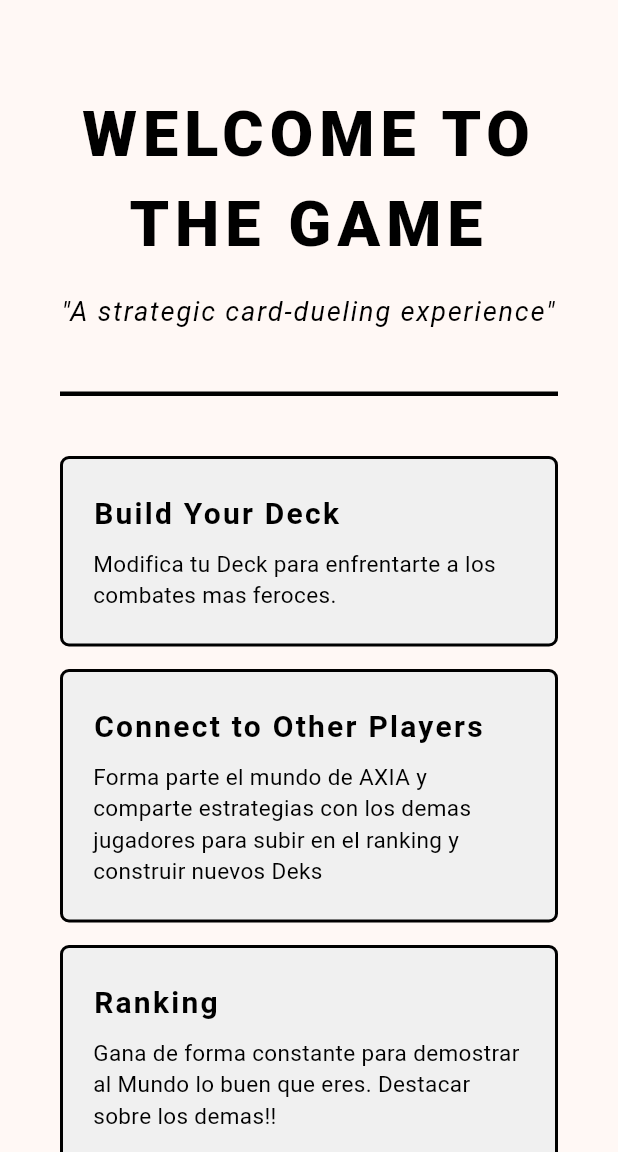
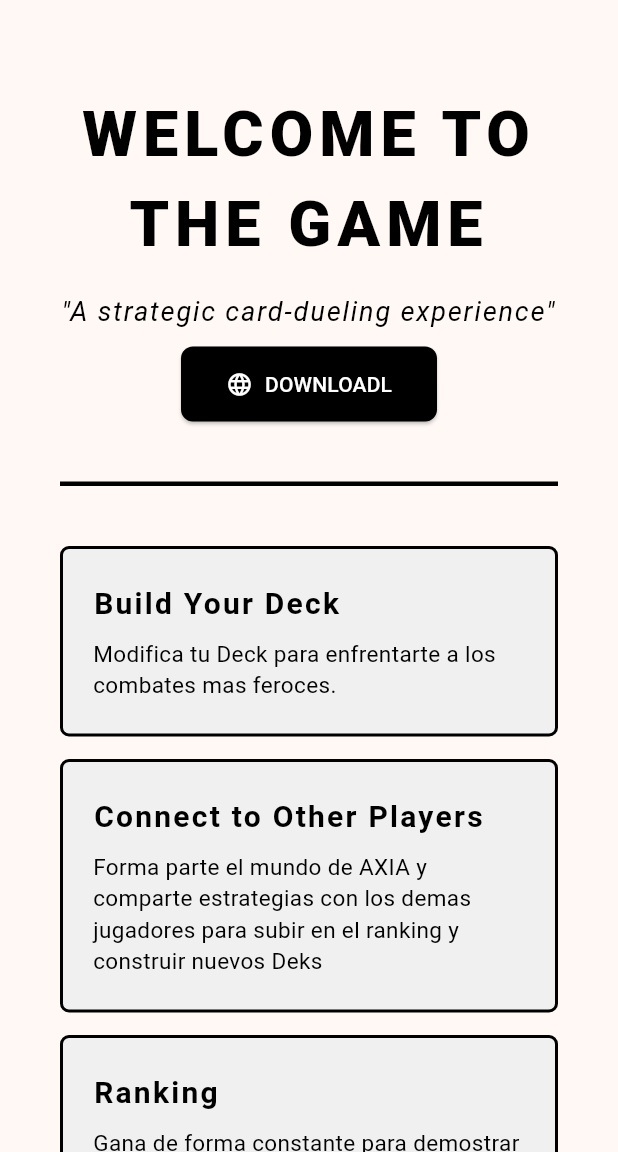
Before and after one commit to badiri2023/FlutterDual, a Flutter app: the screen it shows after launch, on a phone screen of 412 x 824 dp, the part 84-1236 px from its top. Run offline on Flutter 3.47's test engine with Material 3 defaults, Android fonts, the phone set to English and light mode, and no system bars; our stand-ins replace audioplayers; missing offline and left inert: signalr_netcore; accounts and stored records are empty.

Commit message:
boton descarga prueba1

```diff
--- a/axiaweb/lib/vistas/vistaInicio.dart
+++ b/axiaweb/lib/vistas/vistaInicio.dart
@@ -1,7 +1,16 @@
 import 'package:flutter/material.dart';
+import 'package:url_launcher/url_launcher.dart';
 
 class VistaInicio extends StatelessWidget {
   const VistaInicio({super.key});
+
+  Future<void> _lanzarURL() async {
+    final Uri url = Uri.parse('https://tu-sitio-web.com'); // Cambia por tu link
+    if (!await launchUrl(url, mode: LaunchMode.externalApplication)) {
+      throw Exception('No se pudo abrir $url');
+    }
+  }
+
 
   @override
   Widget build(BuildContext context) {
@@ -42,6 +51,19 @@ class VistaInicio extends StatelessWidget {
                 letterSpacing: 1.2,
               ),
             ),
+            const SizedBox(height: 10),
+
+            ElevatedButton.icon(
+              onPressed: _lanzarURL,
+              style: ElevatedButton.styleFrom(
+                backgroundColor: Colors.black,
+                foregroundColor: Colors.white,
+                padding: const EdgeInsets.symmetric(horizontal: 30, vertical: 15),
+                shape: RoundedRectangleBorder(borderRadius: BorderRadius.circular(8)),
+              ),
+              icon: const Icon(Icons.language),
+              label: const Text("DOWNLOADL"),
+             ),
 
             const SizedBox(height: 40),
 
--- a/axiaweb/pubspec.yaml
+++ b/axiaweb/pubspec.yaml
@@ -14,6 +14,7 @@ dependencies:
   http: ^1.6.0
   web_socket_channel: ^3.0.3
   signalr_netcore: ^1.4.4
+  url_launcher: ^6.3.2
 
 dev_dependencies:
   flutter_test:
```
Also changed, not shown: axiaweb/pubspec.lock, 6 other files.
